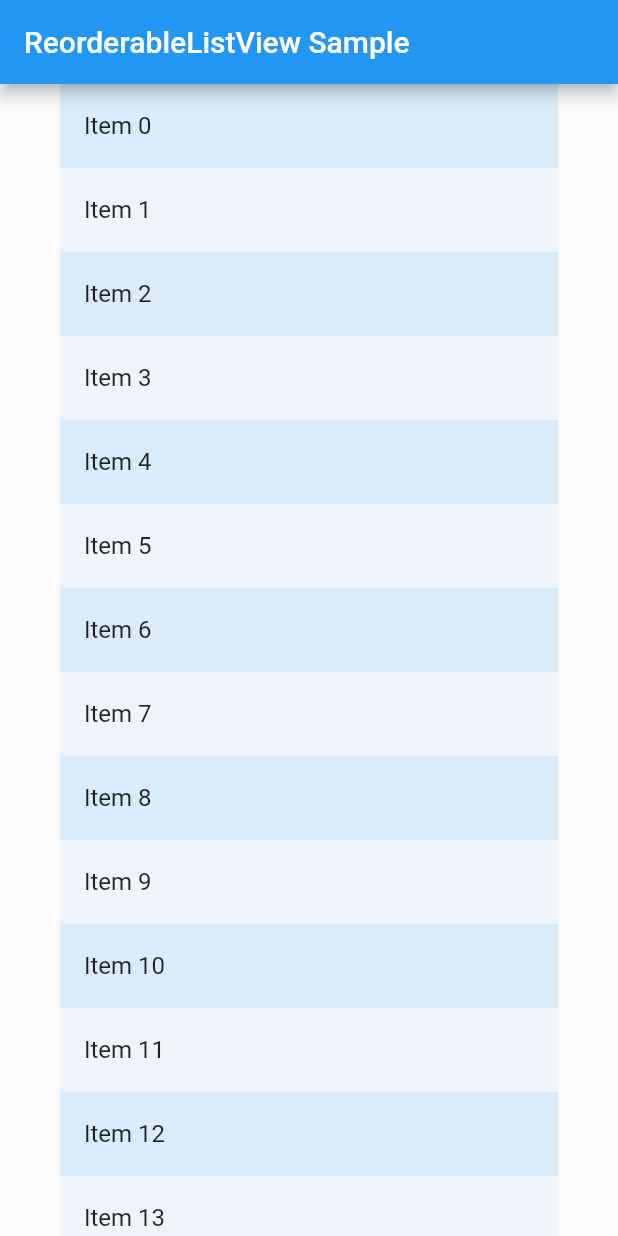
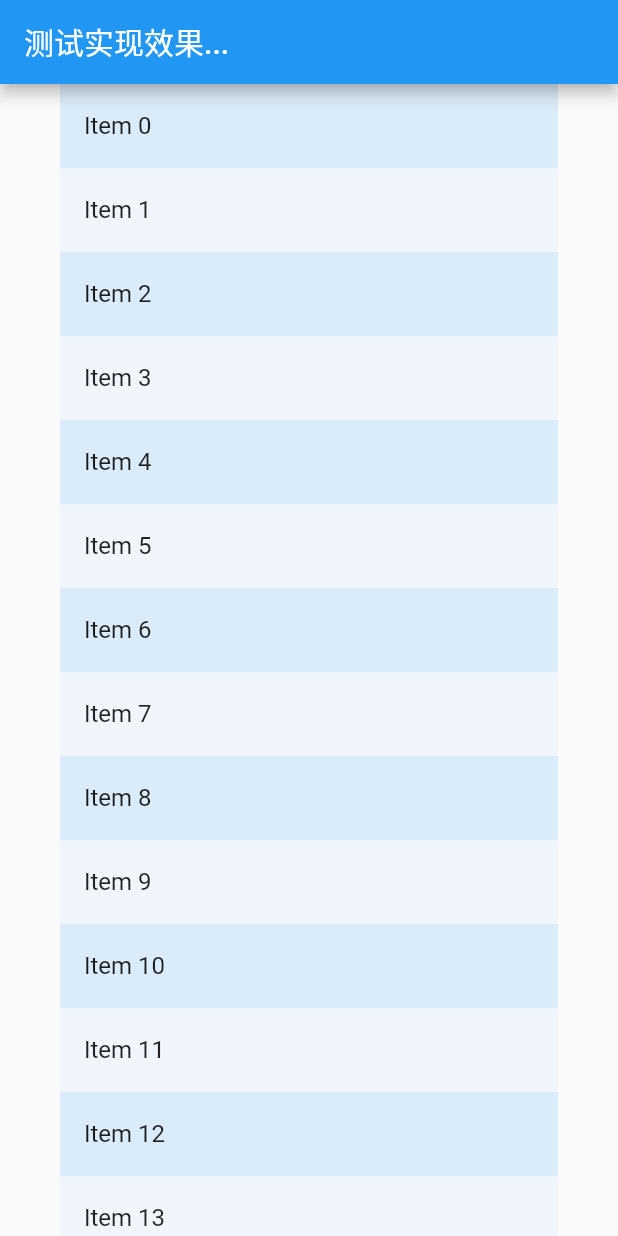
Before and after one commit to ZakAnun/flutter_actual_combat, a Flutter app: the screen it shows after launch, on a phone screen of 412 x 824 dp. Run offline on Flutter 3.47's test engine with Material 2 defaults, Android fonts, the phone set to English and light mode, and no system bars.

Commit message:
feat: 调整展示页面结构

```diff
--- a/lib/main.dart
+++ b/lib/main.dart
@@ -35,10 +35,13 @@ class MyApp extends StatelessWidget {
       theme: ThemeData(
         primarySwatch: Colors.blue,
       ),
-      // home: MyHomePage(title: 'Flutter Demo Home Page'),
-      // home: NestedScrollPage(),
-      // home: SignTestPage(),
-      home: DragGridItemPage(),
+      home: Scaffold (
+        appBar: AppBar(title: const Text('测试实现效果...')),
+        // body: MyHomePage(title: 'Flutter Demo Home Page'),
+        // body: NestedScrollPage(),
+        // body: SignTestPage(),
+        body: DragGridItemPage(),
+      ),
     );
   }
 }
--- a/lib/page/drag_grid_item_page.dart
+++ b/lib/page/drag_grid_item_page.dart
@@ -1,6 +1,10 @@
+import 'dart:ui';
+
 import 'package:flutter/cupertino.dart';
 import 'package:flutter/material.dart';
 
+/// official demo https://github.com/flutter/flutter/blob/master/examples/api/lib/material/reorderable_list/reorderable_list_view.0.dart
+/// official demo https://github.com/flutter/flutter/blob/master/examples/api/lib/material/reorderable_list/reorderable_list_view.1.dart
 class DragGridItemPage extends StatefulWidget {
   @override
   State<StatefulWidget> createState() {
@@ -18,9 +22,7 @@ class _DragGridItemPageState extends State<DragGridItemPage> {
     final Color oddItemColor = colorScheme.primary.withOpacity(0.05);
     final Color evenItemColor = colorScheme.primary.withOpacity(0.15);
 
-    return Scaffold(
-      appBar: AppBar(title: const Text('ReorderableListView Sample')),
-      body: ReorderableListView(
+    return ReorderableListView(
       padding: const EdgeInsets.symmetric(horizontal: 40),
       children: <Widget>[
         for (int index = 0; index < _items.length; index += 1)
@@ -39,7 +41,6 @@ class _DragGridItemPageState extends State<DragGridItemPage> {
           _items.insert(newIndex, item);
         });
       },
-      ),
     );
   }
 
```
Lines whose indentation alone changed are shown as unchanged.
